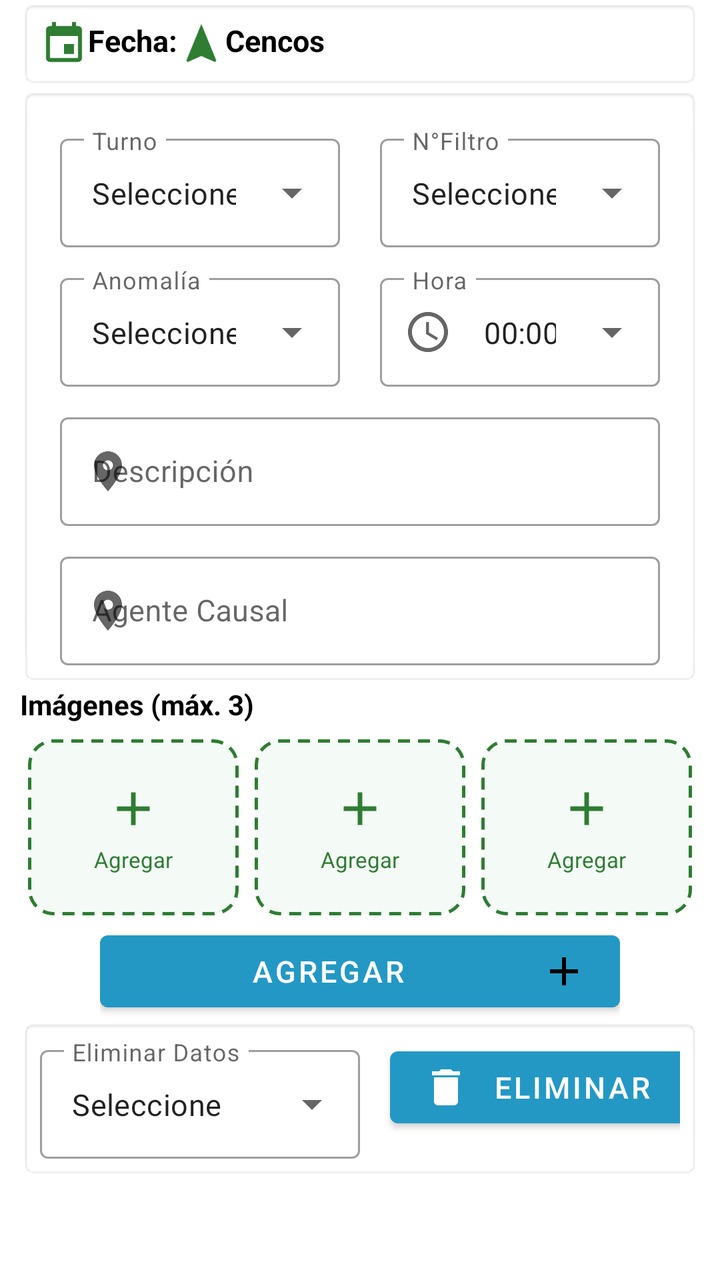
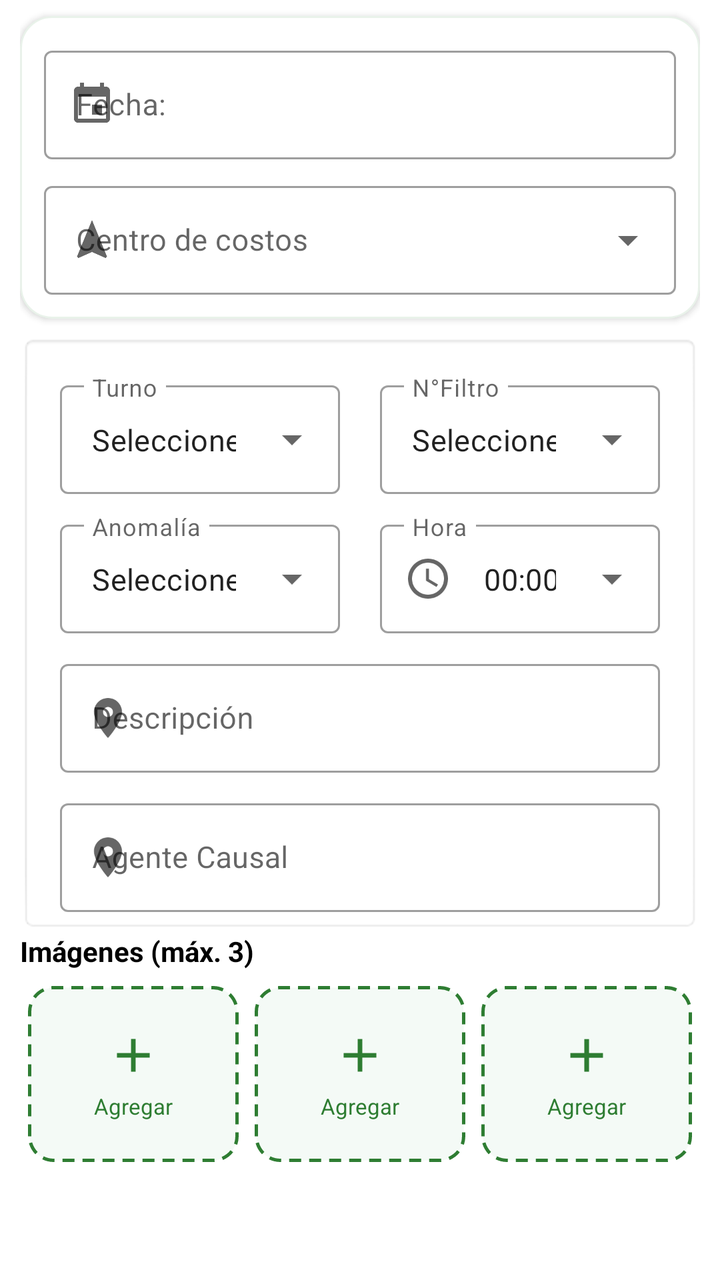

Before-and-after screenshots of an Android layout around one commit, followed by the original layout XML and the change that was made.
<!-- AndroidManifest.xml: application theme Theme.Bioseguridad -->
<!-- res/layout/fragment_garita.xml -->
<?xml version="1.0" encoding="utf-8"?>
<RelativeLayout android:layout_width="match_parent" android:layout_height="match_parent"
  xmlns:android="http://schemas.android.com/apk/res/android" xmlns:app="http://schemas.android.com/apk/res-auto">
    <ScrollView android:layout_width="match_parent" android:layout_height="wrap_content">
        <LinearLayout android:orientation="vertical" android:layout_width="match_parent" android:layout_height="wrap_content" android:layout_marginLeft="10.0dp" android:layout_marginRight="10.0dp">
            <TableLayout android:layout_width="match_parent" android:layout_height="wrap_content" style="@style/MyEditTextStyle">
                <LinearLayout android:orientation="horizontal" android:layout_width="match_parent" android:layout_height="wrap_content">
                    <TextView android:textAppearance="@style/estilo_contenido_Fragment_black" android:textSize="15.0sp" android:id="@+id/tvFecha" android:layout_width="wrap_content" android:layout_height="wrap_content" android:text="@string/sFecha" android:drawableTint="@color/colorPrimary" app:drawableStartCompat="@drawable/ic_date" />
                    <TextView android:textAppearance="@style/estilo_contenido_Fragment_black" android:textSize="15.0sp" android:id="@+id/etCencos" android:layout_width="wrap_content" android:layout_height="wrap_content" android:text="Cencos" android:inputType="textPersonName" android:drawableTint="@color/colorPrimary" app:drawableStartCompat="@drawable/ic_cencos" />
                </LinearLayout>
            </TableLayout>
            <TableLayout android:layout_width="match_parent" android:layout_height="wrap_content" style="@style/MyEditTextStyle">
                <LinearLayout android:orientation="horizontal" android:layout_width="match_parent" android:layout_height="wrap_content">
                    <LinearLayout android:gravity="center" android:orientation="vertical" android:id="@+id/llIngreso" android:layout_width="0.0dp" android:layout_height="wrap_content" android:layout_weight="1.0">
                        <com.google.android.material.textfield.TextInputLayout android:id="@+id/tvTurno" android:layout_width="match_parent" android:layout_height="wrap_content" android:layout_marginTop="10.0dp" android:hint="Turno" android:layout_marginStart="10.0dp" android:layout_marginEnd="10.0dp" app:layout_constraintEnd_toEndOf="parent" app:layout_constraintStart_toStartOf="parent" app:layout_constraintTop_toTopOf="parent" style="@style/Widget.MaterialComponents.TextInputLayout.OutlinedBox.ExposedDropdownMenu">
                            <AutoCompleteTextView android:textSize="15.0sp" android:id="@+id/spnTurno" android:layout_width="match_parent" android:layout_height="match_parent" android:text="Seleccione" android:layout_weight="1.0" android:inputType="none" />
                        </com.google.android.material.textfield.TextInputLayout>
                    </LinearLayout>
                    <LinearLayout android:gravity="center" android:orientation="vertical" android:id="@+id/llSalida" android:layout_width="0.0dp" android:layout_height="wrap_content" android:layout_weight="1.0">
                        <com.google.android.material.textfield.TextInputLayout android:id="@+id/tvNumFiltro" android:layout_width="match_parent" android:layout_height="wrap_content" android:layout_marginTop="10.0dp" android:hint="N°Filtro" android:layout_marginStart="10.0dp" android:layout_marginEnd="10.0dp" app:layout_constraintEnd_toEndOf="parent" app:layout_constraintStart_toStartOf="parent" app:layout_constraintTop_toTopOf="parent" style="@style/Widget.MaterialComponents.TextInputLayout.OutlinedBox.ExposedDropdownMenu">
                            <AutoCompleteTextView android:textSize="15.0sp" android:id="@+id/spnNumFiltro" android:layout_width="match_parent" android:layout_height="match_parent" android:text="Seleccione" android:layout_weight="1.0" android:inputType="none" />
                        </com.google.android.material.textfield.TextInputLayout>
                    </LinearLayout>
                </LinearLayout>
                <LinearLayout android:orientation="horizontal" android:layout_width="match_parent" android:layout_height="wrap_content">
                    <LinearLayout android:gravity="center" android:orientation="vertical" android:layout_width="0.0dp" android:layout_height="wrap_content" android:layout_weight="1.0">
                        <com.google.android.material.textfield.TextInputLayout android:id="@+id/tvAnomalia" android:layout_width="match_parent" android:layout_height="wrap_content" android:layout_marginTop="10.0dp" android:hint="Anomalía" android:layout_marginStart="10.0dp" android:layout_marginEnd="10.0dp" style="@style/Widget.MaterialComponents.TextInputLayout.OutlinedBox.ExposedDropdownMenu">
                            <AutoCompleteTextView android:textSize="15.0sp" android:id="@+id/spnAnomalia" android:layout_width="match_parent" android:layout_height="wrap_content" android:text="Seleccione" android:layout_weight="1.0" android:inputType="none" />
                        </com.google.android.material.textfield.TextInputLayout>
                    </LinearLayout>
                    <LinearLayout android:gravity="center" android:orientation="vertical" android:layout_width="0.0dp" android:layout_height="wrap_content" android:layout_weight="1.0">
                        <com.google.android.material.textfield.TextInputLayout android:id="@+id/tvHora" android:layout_width="match_parent" android:layout_height="wrap_content" android:layout_marginTop="10.0dp" android:hint="Hora" android:layout_marginStart="10.0dp" android:layout_marginEnd="10.0dp" app:startIconDrawable="@drawable/ic_time" style="@style/Widget.MaterialComponents.TextInputLayout.OutlinedBox.ExposedDropdownMenu">
                            <AutoCompleteTextView android:textSize="15.0sp" android:id="@+id/etHora" android:layout_width="match_parent" android:layout_height="wrap_content" android:text="00:00" android:layout_weight="1.0" android:inputType="none" />
                        </com.google.android.material.textfield.TextInputLayout>
                    </LinearLayout>
                </LinearLayout>
                <TableLayout android:layout_width="match_parent" android:layout_height="wrap_content">
                    <TableRow android:layout_width="match_parent" android:layout_height="wrap_content" />
                </TableLayout>
                <com.google.android.material.textfield.TextInputLayout android:id="@+id/tvDescripcion" android:layout_width="match_parent" android:layout_height="wrap_content" android:layout_marginTop="10.0dp" android:hint="Descripción" android:textAlignment="textStart" android:layout_marginStart="10.0dp" android:layout_marginEnd="10.0dp" app:counterMaxLength="2" app:endIconMode="clear_text" app:helperTextTextColor="#ff0001" app:layout_constraintEnd_toEndOf="parent" app:layout_constraintStart_toStartOf="parent" app:layout_constraintTop_toTopOf="parent" app:startIconDrawable="@drawable/ic_pin_24" style="@style/Widget.MaterialComponents.TextInputLayout.OutlinedBox">
                    <com.google.android.material.textfield.TextInputEditText android:textSize="15.0sp" android:id="@+id/etDescripcion" android:layout_width="match_parent" android:layout_height="wrap_content" android:inputType="textCapSentences" />
                </com.google.android.material.textfield.TextInputLayout>
                <com.google.android.material.textfield.TextInputLayout android:id="@+id/tvAgenteCausal" android:layout_width="match_parent" android:layout_height="wrap_content" android:layout_marginTop="10.0dp" android:hint="Agente Causal" android:textAlignment="textStart" android:layout_marginStart="10.0dp" android:layout_marginEnd="10.0dp" app:counterMaxLength="2" app:endIconMode="clear_text" app:helperTextTextColor="#ff0001" app:layout_constraintEnd_toEndOf="parent" app:layout_constraintStart_toStartOf="parent" app:layout_constraintTop_toTopOf="parent" app:startIconDrawable="@drawable/ic_pin_24" style="@style/Widget.MaterialComponents.TextInputLayout.OutlinedBox">
                    <com.google.android.material.textfield.TextInputEditText android:textSize="15.0sp" android:id="@+id/etAgenteCausal" android:layout_width="match_parent" android:layout_height="wrap_content" android:inputType="textCapSentences" />
                </com.google.android.material.textfield.TextInputLayout>
            </TableLayout>
            <include layout="@layout/include_photo_upload" android:layout_width="match_parent" android:layout_height="wrap_content" />
            <LinearLayout android:orientation="vertical" android:layout_width="match_parent" android:layout_height="wrap_content" android:layout_marginStart="40.0dp" android:layout_marginEnd="40.0dp">
                <Button android:textSize="15.0sp" android:id="@+id/btnAgregar" android:layout_width="match_parent" android:layout_height="wrap_content" android:text="AGREGAR" android:drawableEnd="@drawable/ic_add" />
            </LinearLayout>
            <TableLayout android:id="@+id/tlDelete" android:layout_width="match_parent" android:layout_height="match_parent" style="@style/MyEditTextStyle">
                <LinearLayout android:orientation="horizontal" android:layout_width="match_parent" android:layout_height="wrap_content">
                    <LinearLayout android:gravity="center" android:orientation="vertical" android:layout_width="0.0dp" android:layout_height="wrap_content" android:layout_weight="1.0">
                        <com.google.android.material.textfield.TextInputLayout android:layout_width="match_parent" android:layout_height="wrap_content" android:hint="Eliminar Datos" app:layout_constraintEnd_toEndOf="parent" app:layout_constraintStart_toStartOf="parent" app:layout_constraintTop_toTopOf="parent" style="@style/Widget.MaterialComponents.TextInputLayout.OutlinedBox.ExposedDropdownMenu">
                            <AutoCompleteTextView android:textSize="15.0sp" android:id="@+id/spnEliminar" android:layout_width="match_parent" android:layout_height="wrap_content" android:text="Seleccione" android:layout_weight="1.0" android:inputType="none" />
                        </com.google.android.material.textfield.TextInputLayout>
                    </LinearLayout>
                    <LinearLayout android:gravity="center" android:orientation="vertical" android:layout_width="0.0dp" android:layout_height="wrap_content" android:layout_weight="1.0">
                        <Button android:enabled="true" android:textSize="15.0sp" android:id="@+id/btnEliminar" android:layout_width="match_parent" android:layout_height="wrap_content" android:text="Eliminar" android:drawableLeft="@drawable/ic_delete" android:layout_marginStart="10.0dp" android:drawableTint="@color/white" />
                    </LinearLayout>
                </LinearLayout>
            </TableLayout>
            <HorizontalScrollView android:layout_width="match_parent" android:layout_height="match_parent">
                <LinearLayout android:orientation="horizontal" android:layout_width="wrap_content" android:layout_height="match_parent">
                    <TableLayout android:id="@+id/tlRegGarita" android:layout_width="wrap_content" android:layout_height="match_parent" />
                </LinearLayout>
            </HorizontalScrollView>
        </LinearLayout>
    </ScrollView>
</RelativeLayout>
<!-- res/layout/include_photo_upload.xml (included above) -->
<?xml version="1.0" encoding="utf-8"?>
<LinearLayout xmlns:android="http://schemas.android.com/apk/res/android"
    xmlns:app="http://schemas.android.com/apk/res-auto"
    android:layout_width="match_parent"
    android:layout_height="wrap_content"
    android:layout_marginTop="8dp"
    android:layout_marginBottom="4dp"
    android:orientation="vertical">

    <TextView
        android:layout_width="wrap_content"
        android:layout_height="wrap_content"
        android:layout_marginBottom="4dp"
        android:text="Imágenes (máx. 3)"
        android:textColor="@color/black"
        android:textSize="14sp"
        android:textStyle="bold" />

    <LinearLayout
        android:layout_width="match_parent"
        android:layout_height="wrap_content"
        android:orientation="horizontal">

        <FrameLayout
            android:id="@+id/photoSlot1"
            android:layout_width="0dp"
            android:layout_height="88dp"
            android:layout_margin="4dp"
            android:layout_weight="1"
            android:background="@drawable/bg_photo_upload_slot"
            android:foreground="?attr/selectableItemBackground">

            <ImageView
                android:id="@+id/ivPhotoPreview1"
                android:layout_width="match_parent"
                android:layout_height="match_parent"
                android:scaleType="centerCrop"
                android:visibility="gone"
                android:contentDescription="@string/app_name" />

            <LinearLayout
                android:layout_width="match_parent"
                android:layout_height="match_parent"
                android:gravity="center"
                android:orientation="vertical">

                <ImageView
                    android:layout_width="28dp"
                    android:layout_height="28dp"
                    android:src="@drawable/ic_add"
                    app:tint="@color/colorPrimary"
                    android:contentDescription="@string/app_name" />

                <TextView
                    android:layout_width="wrap_content"
                    android:layout_height="wrap_content"
                    android:layout_marginTop="4dp"
                    android:text="Agregar"
                    android:textColor="@color/colorPrimary"
                    android:textSize="11sp" />
            </LinearLayout>
        </FrameLayout>

        <FrameLayout
            android:id="@+id/photoSlot2"
            android:layout_width="0dp"
            android:layout_height="88dp"
            android:layout_margin="4dp"
            android:layout_weight="1"
            android:background="@drawable/bg_photo_upload_slot"
            android:foreground="?attr/selectableItemBackground">

            <ImageView
                android:id="@+id/ivPhotoPreview2"
                android:layout_width="match_parent"
                android:layout_height="match_parent"
                android:scaleType="centerCrop"
                android:visibility="gone"
                android:contentDescription="@string/app_name" />

            <LinearLayout
                android:layout_width="match_parent"
                android:layout_height="match_parent"
                android:gravity="center"
                android:orientation="vertical">

                <ImageView
                    android:layout_width="28dp"
                    android:layout_height="28dp"
                    android:src="@drawable/ic_add"
                    app:tint="@color/colorPrimary"
                    android:contentDescription="@string/app_name" />

                <TextView
                    android:layout_width="wrap_content"
                    android:layout_height="wrap_content"
                    android:layout_marginTop="4dp"
                    android:text="Agregar"
                    android:textColor="@color/colorPrimary"
                    android:textSize="11sp" />
            </LinearLayout>
        </FrameLayout>

        <FrameLayout
            android:id="@+id/photoSlot3"
            android:layout_width="0dp"
            android:layout_height="88dp"
            android:layout_margin="4dp"
            android:layout_weight="1"
            android:background="@drawable/bg_photo_upload_slot"
            android:foreground="?attr/selectableItemBackground">

            <ImageView
                android:id="@+id/ivPhotoPreview3"
                android:layout_width="match_parent"
                android:layout_height="match_parent"
                android:scaleType="centerCrop"
                android:visibility="gone"
                android:contentDescription="@string/app_name" />

            <LinearLayout
                android:layout_width="match_parent"
                android:layout_height="match_parent"
                android:gravity="center"
                android:orientation="vertical">

                <ImageView
                    android:layout_width="28dp"
                    android:layout_height="28dp"
                    android:src="@drawable/ic_add"
                    app:tint="@color/colorPrimary"
                    android:contentDescription="@string/app_name" />

                <TextView
                    android:layout_width="wrap_content"
                    android:layout_height="wrap_content"
                    android:layout_marginTop="4dp"
                    android:text="Agregar"
                    android:textColor="@color/colorPrimary"
                    android:textSize="11sp" />
            </LinearLayout>
        </FrameLayout>
    </LinearLayout>
</LinearLayout>
<!-- resources referenced by this layout -->
<resources>
  <color name="black">#ff000000</color>
  <color name="colorPrimary">#2E7D32</color>
  <color name="white">#ffffffff</color>
  <!-- drawable bg_photo_upload_slot (drawable) -->
  <?xml version="1.0" encoding="utf-8"?>
  <shape xmlns:android="http://schemas.android.com/apk/res/android"
      android:shape="rectangle">
      <solid android:color="#F4FAF6" />
      <stroke
          android:width="1.5dp"
          android:color="@color/colorPrimary"
          android:dashWidth="6dp"
          android:dashGap="4dp" />
      <corners android:radius="12dp" />
  </shape>
  <!-- drawable ic_add (drawable) -->
  <vector xmlns:android="http://schemas.android.com/apk/res/android" android:width="24dp" android:height="24dp" android:viewportWidth="24" android:viewportHeight="24">
      <path android:fillColor="#FF000000" android:pathData="M19,13h-6v6h-2v-6H5v-2h6V5h2v6h6v2z"/>
  </vector>
  <!-- drawable ic_cencos (drawable) -->
  <vector xmlns:android="http://schemas.android.com/apk/res/android" android:width="24dp" android:height="24dp" android:viewportWidth="24" android:viewportHeight="24">
      <path android:fillColor="#FF000000" android:pathData="M12,2L4.5,20.29L5.21,21L12,18L18.79,21L19.5,20.29L12,2Z"/>
  </vector>
  <!-- drawable ic_date (drawable) -->
  <vector xmlns:android="http://schemas.android.com/apk/res/android" android:width="24dp" android:height="24dp" android:viewportWidth="24" android:viewportHeight="24">
      <path android:fillColor="#FF000000" android:pathData="M19,19H5V8H19M16,1V3H8V1H6V3H5C3.89,3 3,3.9 3,5V19A2,2 0 0,0 5,21H19A2,2 0 0,0 21,19V5C21,3.9 20.1,3 19,3H18V1M17,12H12V17H17V12Z"/>
  </vector>
  <!-- drawable ic_delete (drawable) -->
  <vector xmlns:android="http://schemas.android.com/apk/res/android" android:width="24dp" android:height="24dp" android:viewportWidth="24" android:viewportHeight="24">
      <path android:fillColor="#FF000000" android:pathData="M6,19c0,1.1 0.9,2 2,2h8c1.1,0 2,-0.9 2,-2V7H6v12zM19,4h-3.5l-1,-1h-5l-1,1H5v2h14V4z"/>
  </vector>
  <!-- drawable ic_pin_24 (drawable) -->
  <vector xmlns:android="http://schemas.android.com/apk/res/android" android:width="24dp" android:height="24dp" android:viewportWidth="24" android:viewportHeight="24">
      <path android:fillColor="#FF000000" android:pathData="M12,2C8.13,2 5,5.13 5,9c0,5.25 7,13 7,13s7,-7.75 7,-13c0,-3.87 -3.13,-7 -7,-7zM12,11.5c-1.38,0 -2.5,-1.12 -2.5,-2.5s1.12,-2.5 2.5,-2.5 2.5,1.12 2.5,2.5 -1.12,2.5 -2.5,2.5z"/>
  </vector>
  <string name="app_name">BioSeguridad</string>
  <string name="sFecha">Fecha:</string>
  <style name="MyEditTextStyle" parent="@android:style/Widget.EditText">
          <item name="android:textSize">20.0sp</item>
          <item name="android:textStyle">bold</item>
          <item name="android:textColor">#400000</item>
          <item name="android:background">@android:drawable/editbox_background_normal</item>
          <item name="android:padding">10.0dp</item>
      </style>
  <style name="estilo_contenido_Fragment_black">
          <item name="android:textSize">15.0sp</item>
          <item name="android:textStyle">bold</item>
          <item name="android:textColor">@color/black</item>
      </style>
  <style name="Theme.Bioseguridad" parent="Theme.MaterialComponents.DayNight.NoActionBar">
          <item name="android:statusBarColor">#000000</item>
          <item name="colorOnPrimary">@color/white</item>
          <item name="colorOnSecondary">@color/black</item>
          <item name="colorPrimary">@color/purple_500</item>
          <item name="colorPrimaryVariant">@color/purple_700</item>
          <item name="colorSecondary">@color/teal_200</item>
          <item name="colorSecondaryVariant">@color/teal_700</item>
      </style>
  <color name="purple_500">#2398c5</color>
  <color name="purple_700">#ff3700b3</color>
  <color name="teal_200">#ff03dac5</color>
  <color name="teal_700">#ff018786</color>
  <!-- unchanged entries left out for length: 1 -->
</resources>

<!-- the commit's change to res/layout/fragment_garita.xml (unified diff, before → after) -->
@@ -3,12 +3,7 @@
   xmlns:android="http://schemas.android.com/apk/res/android" xmlns:app="http://schemas.android.com/apk/res-auto">
     <ScrollView android:layout_width="match_parent" android:layout_height="wrap_content">
         <LinearLayout android:orientation="vertical" android:layout_width="match_parent" android:layout_height="wrap_content" android:layout_marginLeft="10.0dp" android:layout_marginRight="10.0dp">
-            <TableLayout android:layout_width="match_parent" android:layout_height="wrap_content" style="@style/MyEditTextStyle">
-                <LinearLayout android:orientation="horizontal" android:layout_width="match_parent" android:layout_height="wrap_content">
-                    <TextView android:textAppearance="@style/estilo_contenido_Fragment_black" android:textSize="15.0sp" android:id="@+id/tvFecha" android:layout_width="wrap_content" android:layout_height="wrap_content" android:text="@string/sFecha" android:drawableTint="@color/colorPrimary" app:drawableStartCompat="@drawable/ic_date" />
-                    <TextView android:textAppearance="@style/estilo_contenido_Fragment_black" android:textSize="15.0sp" android:id="@+id/etCencos" android:layout_width="wrap_content" android:layout_height="wrap_content" android:text="Cencos" android:inputType="textPersonName" android:drawableTint="@color/colorPrimary" app:drawableStartCompat="@drawable/ic_cencos" />
-                </LinearLayout>
-            </TableLayout>
+            <include android:id="@+id/registroCabecera" layout="@layout/include_registro_cabecera" />
             <TableLayout android:layout_width="match_parent" android:layout_height="wrap_content" style="@style/MyEditTextStyle">
                 <LinearLayout android:orientation="horizontal" android:layout_width="match_parent" android:layout_height="wrap_content">
                     <LinearLayout android:gravity="center" android:orientation="vertical" android:id="@+id/llIngreso" android:layout_width="0.0dp" android:layout_height="wrap_content" android:layout_weight="1.0">
@@ -45,6 +40,7 @@
                 </com.google.android.material.textfield.TextInputLayout>
             </TableLayout>
             <include layout="@layout/include_photo_upload" android:layout_width="match_parent" android:layout_height="wrap_content" />
+            <LinearLayout android:id="@+id/legacyRegistroFooter" android:orientation="vertical" android:layout_width="match_parent" android:layout_height="wrap_content" android:visibility="gone">
             <LinearLayout android:orientation="vertical" android:layout_width="match_parent" android:layout_height="wrap_content" android:layout_marginStart="40.0dp" android:layout_marginEnd="40.0dp">
                 <Button android:textSize="15.0sp" android:id="@+id/btnAgregar" android:layout_width="match_parent" android:layout_height="wrap_content" android:text="AGREGAR" android:drawableEnd="@drawable/ic_add" />
             </LinearLayout>
@@ -65,9 +61,66 @@
                     <TableLayout android:id="@+id/tlRegGarita" android:layout_width="wrap_content" android:layout_height="match_parent" />
                 </LinearLayout>
             </HorizontalScrollView>
+            </LinearLayout>
         </LinearLayout>
     </ScrollView>
 </RelativeLayout>
+<!-- res/layout/include_registro_cabecera.xml (included above) -->
+<?xml version="1.0" encoding="utf-8"?>
+<com.google.android.material.card.MaterialCardView xmlns:android="http://schemas.android.com/apk/res/android"
+    xmlns:app="http://schemas.android.com/apk/res-auto"
+    android:layout_width="match_parent"
+    android:layout_height="wrap_content"
+    android:layout_marginTop="8dp"
+    android:layout_marginBottom="8dp"
+    app:cardBackgroundColor="@color/white"
+    app:cardCornerRadius="16dp"
+    app:cardElevation="2dp"
+    app:strokeColor="#1A2E7D32"
+    app:strokeWidth="1dp">
+
+    <LinearLayout
+        android:layout_width="match_parent"
+        android:layout_height="wrap_content"
+        android:orientation="vertical"
+        android:padding="12dp">
+
+        <com.google.android.material.textfield.TextInputLayout
+            android:id="@+id/tvFechaLayout"
+            style="@style/Widget.MaterialComponents.TextInputLayout.OutlinedBox"
+            android:layout_width="match_parent"
+            android:layout_height="wrap_content"
+            android:hint="@string/sFecha"
+            app:startIconDrawable="@drawable/ic_date">
+
+            <com.google.android.material.textfield.TextInputEditText
+                android:id="@+id/tvFecha"
+                android:layout_width="match_parent"
+                android:layout_height="wrap_content"
+                android:clickable="true"
+                android:focusable="false"
+                android:inputType="none"
+                android:textSize="15sp" />
+        </com.google.android.material.textfield.TextInputLayout>
+
+        <com.google.android.material.textfield.TextInputLayout
+            android:id="@+id/tvCencosLayout"
+            style="@style/Widget.MaterialComponents.TextInputLayout.OutlinedBox.ExposedDropdownMenu"
+            android:layout_width="match_parent"
+            android:layout_height="wrap_content"
+            android:layout_marginTop="8dp"
+            android:hint="Centro de costos"
+            app:startIconDrawable="@drawable/ic_cencos">
+
+            <AutoCompleteTextView
+                android:id="@+id/etCencos"
+                android:layout_width="match_parent"
+                android:layout_height="wrap_content"
+                android:inputType="none"
+                android:textSize="15sp" />
+        </com.google.android.material.textfield.TextInputLayout>
+    </LinearLayout>
+</com.google.android.material.card.MaterialCardView>
 <!-- res/layout/include_photo_upload.xml (included above) -->
 <?xml version="1.0" encoding="utf-8"?>
 <LinearLayout xmlns:android="http://schemas.android.com/apk/res/android"
<!-- resource entries referenced after the edit -->
@@ -44,22 +44,16 @@
           <item name="android:background">@android:drawable/editbox_background_normal</item>
           <item name="android:padding">10.0dp</item>
       </style>
-  <style name="estilo_contenido_Fragment_black">
-          <item name="android:textSize">15.0sp</item>
-          <item name="android:textStyle">bold</item>
-          <item name="android:textColor">@color/black</item>
-      </style>
   <style name="Theme.Bioseguridad" parent="Theme.MaterialComponents.DayNight.NoActionBar">
-          <item name="android:statusBarColor">#000000</item>
+          <item name="android:statusBarColor">@color/colorPrimaryDark</item>
           <item name="colorOnPrimary">@color/white</item>
           <item name="colorOnSecondary">@color/black</item>
-          <item name="colorPrimary">@color/purple_500</item>
-          <item name="colorPrimaryVariant">@color/purple_700</item>
+          <item name="colorPrimary">@color/colorPrimary</item>
+          <item name="colorPrimaryVariant">@color/colorPrimaryDark</item>
           <item name="colorSecondary">@color/teal_200</item>
           <item name="colorSecondaryVariant">@color/teal_700</item>
       </style>
-  <color name="purple_500">#2398c5</color>
-  <color name="purple_700">#ff3700b3</color>
+  <color name="colorPrimaryDark">#1B5E20</color>
   <color name="teal_200">#ff03dac5</color>
   <color name="teal_700">#ff018786</color>
   <!-- unchanged entries left out for length: 1 -->
